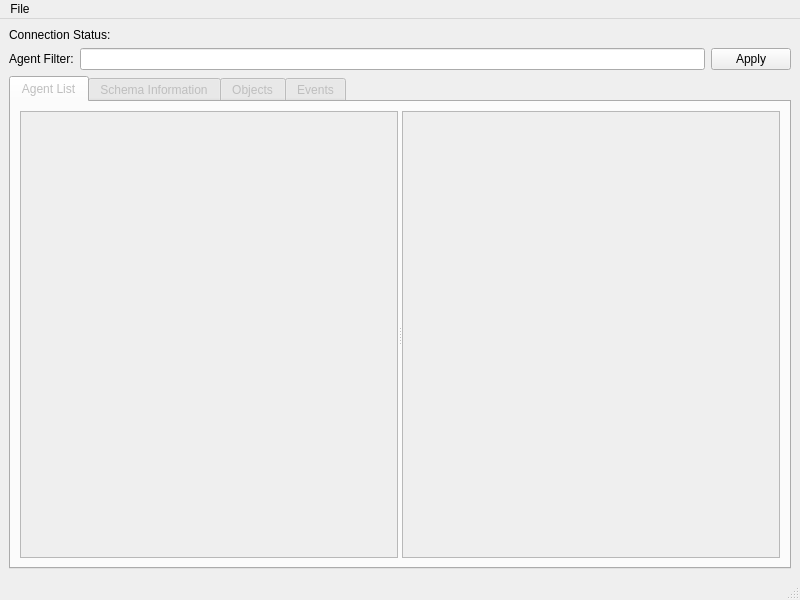
ted-ross/qmf-explorer, file src/explorer_main.ui: the form before one commit.
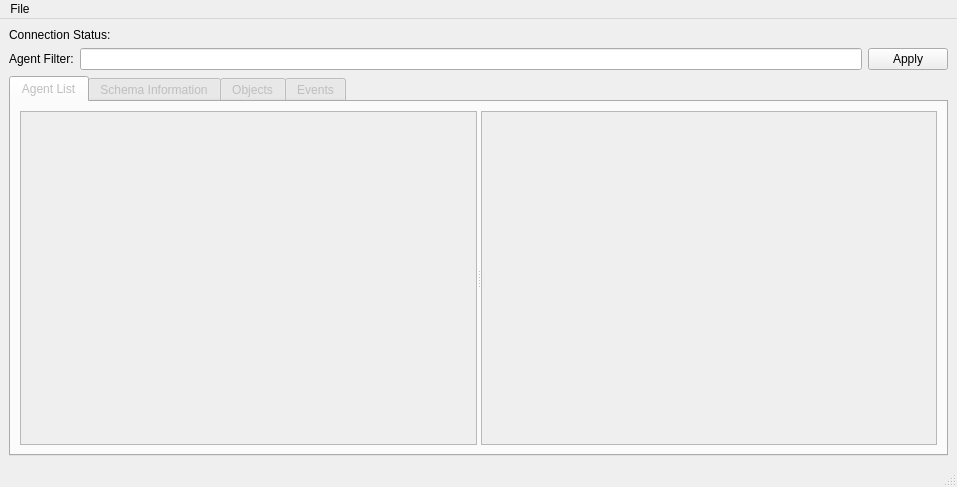
The form after the commit.

The edit to the form file:
```diff
--- a/src/explorer_main.ui
+++ b/src/explorer_main.ui
@@ -6,8 +6,8 @@
    <rect>
     <x>0</x>
     <y>0</y>
-    <width>800</width>
-    <height>600</height>
+    <width>957</width>
+    <height>487</height>
    </rect>
   </property>
   <property name="windowTitle">
@@ -238,7 +238,7 @@
     <rect>
      <x>0</x>
      <y>0</y>
-     <width>800</width>
+     <width>957</width>
      <height>23</height>
     </rect>
    </property>
```
